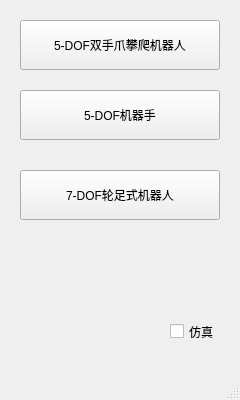
Qt form UI/script/robot_choice.ui (trigrass2/biped5d) before a commit.
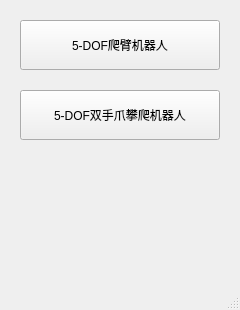
The same form after that commit.

The edit to the form file:
```diff
--- a/UI/script/robot_choice.ui
+++ b/UI/script/robot_choice.ui
@@ -7,7 +7,7 @@
     <x>0</x>
     <y>0</y>
     <width>240</width>
-    <height>400</height>
+    <height>310</height>
    </rect>
   </property>
   <property name="windowTitle">
@@ -24,20 +24,7 @@
      </rect>
     </property>
     <property name="text">
-     <string>5-DOF双手爪攀爬机器人</string>
-    </property>
-   </widget>
-   <widget class="QCheckBox" name="checkBox">
-    <property name="geometry">
-     <rect>
-      <x>170</x>
-      <y>320</y>
-      <width>50</width>
-      <height>23</height>
-     </rect>
-    </property>
-    <property name="text">
-     <string>仿真</string>
+     <string>5-DOF爬臂机器人</string>
     </property>
    </widget>
    <widget class="QPushButton" name="pushButton_2">
@@ -50,20 +37,7 @@
      </rect>
     </property>
     <property name="text">
-     <string>5-DOF机器手</string>
-    </property>
-   </widget>
-   <widget class="QPushButton" name="pushButton_3">
-    <property name="geometry">
-     <rect>
-      <x>20</x>
-      <y>170</y>
-      <width>200</width>
-      <height>50</height>
-     </rect>
-    </property>
-    <property name="text">
-     <string>7-DOF轮足式机器人</string>
+     <string>5-DOF双手爪攀爬机器人</string>
     </property>
    </widget>
   </widget>
```
Left out of the diff: 55 changed lines with no effect on the pictures.
